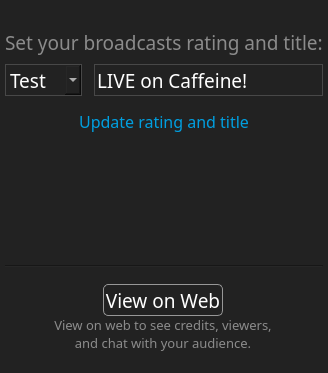
Above: UI/forms/CaffeinePanel.ui from caffeinetv/obs-studio before the change. Below: the same form after it.
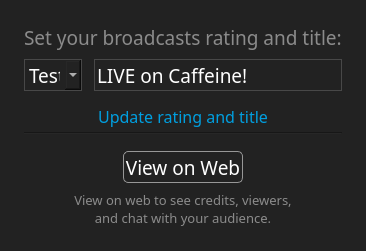
That is the form after the change.

Commit message: Fix layout of caffeine panel

The edit to the form file:
```diff
--- a/UI/forms/CaffeinePanel.ui
+++ b/UI/forms/CaffeinePanel.ui
@@ -6,16 +6,10 @@
    <rect>
     <x>0</x>
     <y>0</y>
-    <width>295</width>
-    <height>373</height>
+    <width>297</width>
+    <height>248</height>
    </rect>
   </property>
-  <property name="minimumSize">
-   <size>
-    <width>254</width>
-    <height>242</height>
-   </size>
-  </property>
   <property name="floating">
    <bool>true</bool>
   </property>
@@ -40,16 +34,16 @@
      <number>0</number>
     </property>
     <property name="leftMargin">
-     <number>5</number>
+     <number>24</number>
     </property>
     <property name="topMargin">
-     <number>5</number>
+     <number>24</number>
     </property>
     <property name="rightMargin">
-     <number>5</number>
+     <number>24</number>
     </property>
     <property name="bottomMargin">
-     <number>5</number>
+     <number>24</number>
     </property>
     <item>
      <widget class="QWidget" name="container1" native="true">
@@ -78,22 +72,6 @@
        <property name="bottomMargin">
         <number>0</number>
        </property>
-       <item>
-        <spacer name="horizontalSpacer">
-         <property name="orientation">
-          <enum>Qt::Horizontal</enum>
-         </property>
-         <property name="sizeType">
-          <enum>QSizePolicy::Preferred</enum>
-         </property>
-         <property name="sizeHint" stdset="0">
-          <size>
-           <width>65</width>
-           <height>0</height>
-          </size>
-         </property>
-        </spacer>
-       </item>
        <item>
         <widget class="QWidget" name="content1" native="true">
          <property name="sizePolicy">
@@ -102,7 +80,7 @@
            <verstretch>0</verstretch>
           </sizepolicy>
          </property>
-         <layout class="QVBoxLayout" name="verticalLayout_2" stretch="0,0,0,0,0,0,0">
+         <layout class="QVBoxLayout" name="verticalLayout_2" stretch="0,0,0,0,0,0">
           <property name="spacing">
            <number>0</number>
           </property>
@@ -118,26 +96,10 @@
           <property name="bottomMargin">
            <number>0</number>
           </property>
-          <item>
-           <spacer name="verticalSpacer">
-            <property name="orientation">
-             <enum>Qt::Vertical</enum>
-            </property>
-            <property name="sizeType">
-             <enum>QSizePolicy::Fixed</enum>
-            </property>
-            <property name="sizeHint" stdset="0">
-             <size>
-              <width>20</width>
-              <height>24</height>
-             </size>
-            </property>
-           </spacer>
-          </item>
           <item>
            <widget class="QLabel" name="ratingAndTitleLabel">
             <property name="sizePolicy">
-             <sizepolicy hsizetype="Preferred" vsizetype="Minimum">
+             <sizepolicy hsizetype="Preferred" vsizetype="Fixed">
               <horstretch>0</horstretch>
               <verstretch>0</verstretch>
              </sizepolicy>
@@ -175,7 +137,7 @@
           <item>
            <widget class="QWidget" name="ratingAndTitle" native="true">
             <property name="sizePolicy">
-             <sizepolicy hsizetype="Preferred" vsizetype="Preferred">
+             <sizepolicy hsizetype="Preferred" vsizetype="Fixed">
               <horstretch>0</horstretch>
               <verstretch>0</verstretch>
              </sizepolicy>
@@ -199,7 +161,7 @@
              <item>
               <widget class="QComboBox" name="rating">
                <property name="sizePolicy">
-                <sizepolicy hsizetype="Preferred" vsizetype="Preferred">
+                <sizepolicy hsizetype="Fixed" vsizetype="Fixed">
                  <horstretch>1</horstretch>
                  <verstretch>0</verstretch>
                 </sizepolicy>
@@ -231,7 +193,7 @@
              <item>
               <widget class="QLineEdit" name="title">
                <property name="sizePolicy">
-                <sizepolicy hsizetype="Preferred" vsizetype="Preferred">
+                <sizepolicy hsizetype="Preferred" vsizetype="Fixed">
                  <horstretch>3</horstretch>
                  <verstretch>0</verstretch>
                 </sizepolicy>
@@ -287,6 +249,9 @@
               <pointsize>12</pointsize>
              </font>
             </property>
+            <property name="cursor">
+             <cursorShape>PointingHandCursor</cursorShape>
+            </property>
             <property name="styleSheet">
              <string notr="true">QPushButton {
 	color: rgb(0, 159, 224);
@@ -313,10 +278,13 @@
             <property name="orientation">
              <enum>Qt::Vertical</enum>
             </property>
+            <property name="sizeType">
+             <enum>QSizePolicy::Expanding</enum>
+            </property>
             <property name="sizeHint" stdset="0">
              <size>
               <width>20</width>
-              <height>40</height>
+              <height>5</height>
              </size>
             </property>
            </spacer>
@@ -324,22 +292,6 @@
          </layout>
         </widget>
        </item>
-       <item>
-        <spacer name="horizontalSpacer_2">
-         <property name="orientation">
-          <enum>Qt::Horizontal</enum>
-         </property>
-         <property name="sizeType">
-          <enum>QSizePolicy::Preferred</enum>
-         </property>
-         <property name="sizeHint" stdset="0">
-          <size>
-           <width>65</width>
-           <height>0</height>
-          </size>
-         </property>
-        </spacer>
-       </item>
       </layout>
      </widget>
     </item>
@@ -374,22 +326,6 @@
        <property name="bottomMargin">
         <number>0</number>
        </property>
-       <item>
-        <spacer name="horizontalSpacer_5">
-         <property name="orientation">
-          <enum>Qt::Horizontal</enum>
-         </property>
-         <property name="sizeType">
-          <enum>QSizePolicy::Preferred</enum>
-         </property>
-         <property name="sizeHint" stdset="0">
-          <size>
-           <width>60</width>
-           <height>0</height>
-          </size>
-         </property>
-        </spacer>
-       </item>
        <item>
         <widget class="QWidget" name="content2" native="true">
          <layout class="QVBoxLayout" name="verticalLayout_3">
@@ -460,7 +396,7 @@
              <item>
               <widget class="QWidget" name="horizontalWidget" native="true">
                <property name="sizePolicy">
-                <sizepolicy hsizetype="Preferred" vsizetype="Preferred">
+                <sizepolicy hsizetype="Preferred" vsizetype="Fixed">
                  <horstretch>0</horstretch>
                  <verstretch>0</verstretch>
                 </sizepolicy>
@@ -509,7 +445,7 @@
                    <bool>true</bool>
                   </property>
                   <property name="sizePolicy">
-                   <sizepolicy hsizetype="Minimum" vsizetype="Fixed">
+                   <sizepolicy hsizetype="Fixed" vsizetype="Fixed">
                     <horstretch>0</horstretch>
                     <verstretch>0</verstretch>
                    </sizepolicy>
@@ -526,6 +462,9 @@
                     <pointsize>14</pointsize>
                    </font>
                   </property>
+                  <property name="cursor">
+                   <cursorShape>PointingHandCursor</cursorShape>
+                  </property>
                   <property name="styleSheet">
                    <string notr="true">border-radius: 5px 5px 5px 5px;
 border: 1px solid rgb(151, 151, 151);
@@ -558,10 +497,26 @@
                </layout>
               </widget>
              </item>
+             <item>
+              <spacer name="verticalSpacer">
+               <property name="orientation">
+                <enum>Qt::Vertical</enum>
+               </property>
+               <property name="sizeType">
+                <enum>QSizePolicy::Fixed</enum>
+               </property>
+               <property name="sizeHint" stdset="0">
+                <size>
+                 <width>20</width>
+                 <height>8</height>
+                </size>
+               </property>
+              </spacer>
+             </item>
              <item>
               <widget class="QLabel" name="label">
                <property name="sizePolicy">
-                <sizepolicy hsizetype="Preferred" vsizetype="Preferred">
+                <sizepolicy hsizetype="Preferred" vsizetype="Fixed">
                  <horstretch>0</horstretch>
                  <verstretch>0</verstretch>
                 </sizepolicy>
@@ -593,44 +548,12 @@
                </property>
               </widget>
              </item>
-             <item>
-              <spacer name="verticalSpacer_3">
-               <property name="orientation">
-                <enum>Qt::Vertical</enum>
-               </property>
-               <property name="sizeType">
-                <enum>QSizePolicy::Fixed</enum>
-               </property>
-               <property name="sizeHint" stdset="0">
-                <size>
-                 <width>0</width>
-                 <height>16</height>
-                </size>
-               </property>
-              </spacer>
-             </item>
             </layout>
            </widget>
           </item>
          </layout>
         </widget>
        </item>
-       <item>
-        <spacer name="horizontalSpacer_6">
-         <property name="orientation">
-          <enum>Qt::Horizontal</enum>
-         </property>
-         <property name="sizeType">
-          <enum>QSizePolicy::Preferred</enum>
-         </property>
-         <property name="sizeHint" stdset="0">
-          <size>
-           <width>61</width>
-           <height>0</height>
-          </size>
-         </property>
-        </spacer>
-       </item>
       </layout>
      </widget>
     </item>
```
